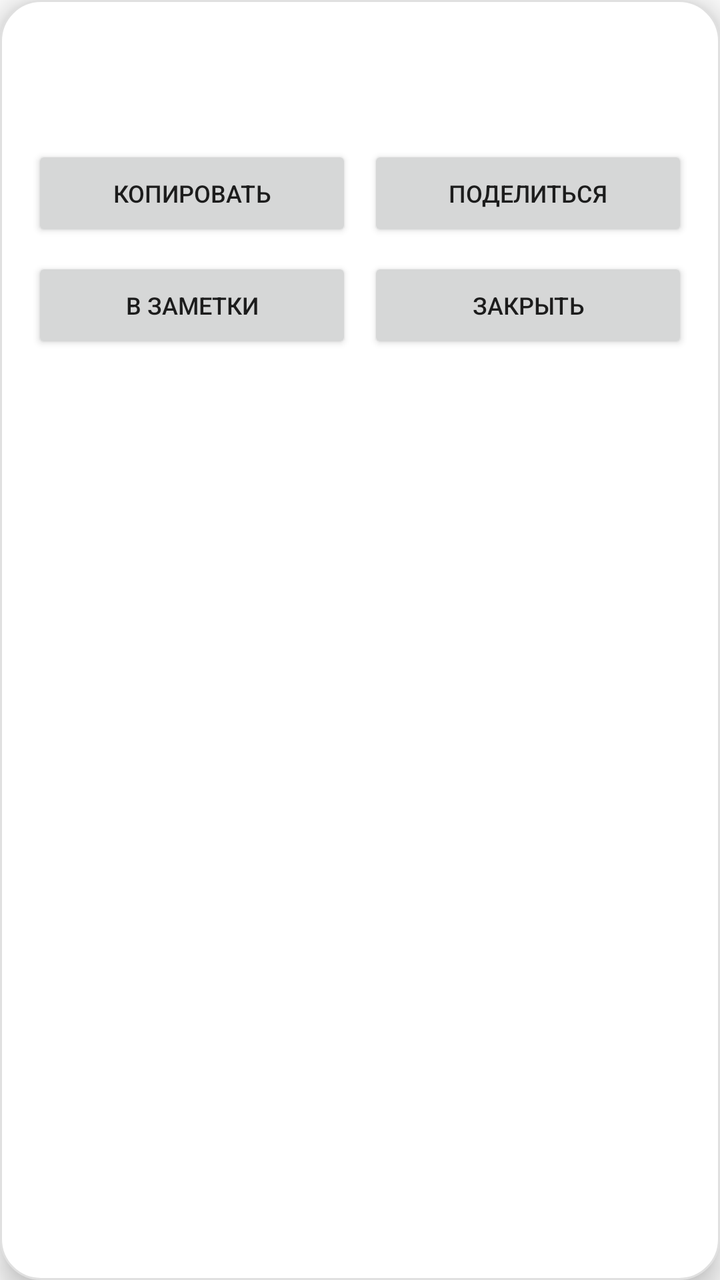
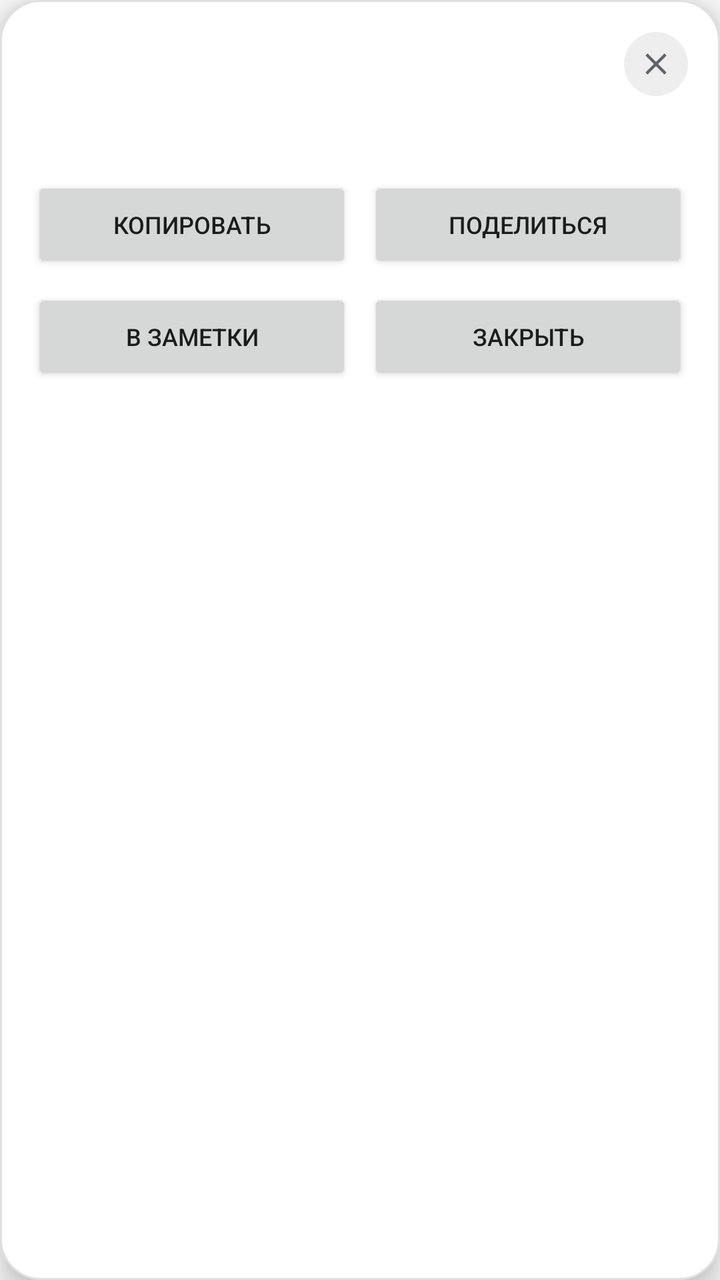

An Android layout rendered at two revisions. The XML below is the earlier revision; the diff shows what the commit changed to produce the second picture.
<!-- AndroidManifest.xml: application theme Theme.VoiceToMessenger -->
<!-- res/layout/overlay_panel.xml -->
<?xml version="1.0" encoding="utf-8"?>
<LinearLayout xmlns:android="http://schemas.android.com/apk/res/android"
    android:layout_width="320dp"
    android:layout_height="wrap_content"
    android:background="@drawable/panel_background"
    android:elevation="8dp"
    android:orientation="vertical"
    android:padding="16dp">

    <TextView
        android:id="@+id/panel_status"
        android:layout_width="match_parent"
        android:layout_height="wrap_content"
        android:textColor="#5F6368"
        android:textSize="12sp" />

    <TextView
        android:id="@+id/panel_text"
        android:layout_width="match_parent"
        android:layout_height="wrap_content"
        android:layout_marginTop="8dp"
        android:maxLines="10"
        android:ellipsize="end"
        android:textColor="#202124"
        android:textSize="15sp" />

    <LinearLayout
        android:layout_width="match_parent"
        android:layout_height="wrap_content"
        android:layout_marginTop="12dp"
        android:orientation="horizontal">

        <Button
            android:id="@+id/panel_copy"
            android:layout_width="0dp"
            android:layout_height="wrap_content"
            android:layout_weight="1"
            android:text="Копировать"
            android:textSize="12sp" />

        <Button
            android:id="@+id/panel_share"
            android:layout_width="0dp"
            android:layout_height="wrap_content"
            android:layout_marginStart="8dp"
            android:layout_weight="1"
            android:text="Поделиться"
            android:textSize="12sp" />
    </LinearLayout>

    <LinearLayout
        android:layout_width="match_parent"
        android:layout_height="wrap_content"
        android:layout_marginTop="8dp"
        android:orientation="horizontal">

        <Button
            android:id="@+id/panel_note"
            android:layout_width="0dp"
            android:layout_height="wrap_content"
            android:layout_weight="1"
            android:text="В заметки"
            android:textSize="12sp" />

        <Button
            android:id="@+id/panel_close"
            android:layout_width="0dp"
            android:layout_height="wrap_content"
            android:layout_marginStart="8dp"
            android:layout_weight="1"
            android:text="Закрыть"
            android:textSize="12sp" />
    </LinearLayout>

</LinearLayout>
<!-- resources referenced by this layout -->
<resources>
  <!-- drawable panel_background (drawable) -->
  <?xml version="1.0" encoding="utf-8"?>
  <shape xmlns:android="http://schemas.android.com/apk/res/android"
      android:shape="rectangle">
      <solid android:color="#FFFFFF" />
      <corners android:radius="20dp" />
      <stroke android:width="1dp" android:color="#E0E0E0" />
  </shape>
  <style name="Theme.VoiceToMessenger" parent="android:Theme.Material.Light.NoActionBar" />
</resources>

<!-- the commit's change to res/layout/overlay_panel.xml (unified diff, before → after) -->
@@ -7,12 +7,33 @@
     android:orientation="vertical"
     android:padding="16dp">
 
-    <TextView
-        android:id="@+id/panel_status"
+    
+    <LinearLayout
         android:layout_width="match_parent"
         android:layout_height="wrap_content"
-        android:textColor="#5F6368"
-        android:textSize="12sp" />
+        android:baselineAligned="false"
+        android:gravity="center_vertical"
+        android:orientation="horizontal">
+
+        <TextView
+            android:id="@+id/panel_status"
+            android:layout_width="0dp"
+            android:layout_height="wrap_content"
+            android:layout_weight="1"
+            android:textColor="#5F6368"
+            android:textSize="12sp" />
+
+        <ImageButton
+            android:id="@+id/panel_power"
+            android:layout_width="32dp"
+            android:layout_height="32dp"
+            android:layout_marginStart="8dp"
+            android:background="@drawable/panel_close_background"
+            android:contentDescription="@string/bubble_stop"
+            android:padding="7dp"
+            android:scaleType="fitCenter"
+            android:src="@drawable/ic_close" />
+    </LinearLayout>
 
     <TextView
         android:id="@+id/panel_text"
<!-- resource entries referenced after the edit -->
@@ -1,5 +1,15 @@
 <!-- resources referenced by this layout -->
 <resources>
+  <!-- drawable ic_close (drawable) -->
+  <vector xmlns:android="http://schemas.android.com/apk/res/android"
+      android:width="24dp"
+      android:height="24dp"
+      android:viewportWidth="24"
+      android:viewportHeight="24">
+      <path
+          android:fillColor="@color/panel_close_tint"
+          android:pathData="M19,6.41L17.59,5 12,10.59 6.41,5 5,6.41 10.59,12 5,17.59 6.41,19 12,13.41 17.59,19 19,17.59 13.41,12z" />
+  </vector>
   <!-- drawable panel_background (drawable) -->
   <?xml version="1.0" encoding="utf-8"?>
   <shape xmlns:android="http://schemas.android.com/apk/res/android"
@@ -8,6 +18,15 @@
       <corners android:radius="20dp" />
       <stroke android:width="1dp" android:color="#E0E0E0" />
   </shape>
+  <!-- drawable panel_close_background (drawable) -->
+  <?xml version="1.0" encoding="utf-8"?>
+  <shape xmlns:android="http://schemas.android.com/apk/res/android"
+      android:shape="oval">
+      <solid android:color="@color/panel_close_background" />
+  </shape>
+  <string name="bubble_stop">Выключить</string>
   <style name="Theme.VoiceToMessenger" parent="android:Theme.Material.Light.NoActionBar" />
+  <color name="panel_close_tint">#5F6368</color>
+  <color name="panel_close_background">#EEEEEE</color>
 </resources>
 
